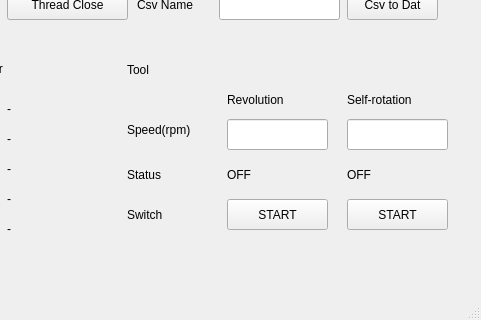
First picture: the form in qt_code/mainwindow.ui, repository dinoness/parallel_control_code, before the edit; both pictures show x 673 to 1154 and y 391 to 711 of the 1154 by 711 pixel window.
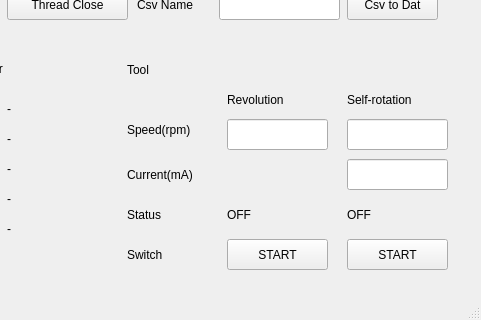
Second picture: the form after the edit.

What changed in the file:
```diff
--- a/qt_code/mainwindow.ui
+++ b/qt_code/mainwindow.ui
@@ -1416,7 +1416,7 @@
     <property name="geometry">
      <rect>
       <x>900</x>
-      <y>590</y>
+      <y>630</y>
       <width>101</width>
       <height>31</height>
      </rect>
@@ -1429,7 +1429,7 @@
     <property name="geometry">
      <rect>
       <x>1020</x>
-      <y>590</y>
+      <y>630</y>
       <width>101</width>
       <height>31</height>
      </rect>
@@ -1481,7 +1481,7 @@
     <property name="geometry">
      <rect>
       <x>800</x>
-      <y>550</y>
+      <y>590</y>
       <width>101</width>
       <height>31</height>
      </rect>
@@ -1514,7 +1514,7 @@
     <property name="geometry">
      <rect>
       <x>800</x>
-      <y>590</y>
+      <y>630</y>
       <width>101</width>
       <height>31</height>
      </rect>
@@ -1527,7 +1527,7 @@
     <property name="geometry">
      <rect>
       <x>900</x>
-      <y>550</y>
+      <y>590</y>
       <width>101</width>
       <height>31</height>
      </rect>
@@ -1540,7 +1540,7 @@
     <property name="geometry">
      <rect>
       <x>1020</x>
-      <y>550</y>
+      <y>590</y>
       <width>101</width>
       <height>31</height>
      </rect>
@@ -1549,6 +1549,29 @@
      <string>OFF</string>
     </property>
    </widget>
+   <widget class="QLabel" name="label_52">
+    <property name="geometry">
+     <rect>
+      <x>800</x>
+      <y>550</y>
+      <width>101</width>
+      <height>31</height>
+     </rect>
+    </property>
+    <property name="text">
+     <string>Current(mA)</string>
+    </property>
+   </widget>
+   <widget class="QLineEdit" name="ledit_rotation_current">
+    <property name="geometry">
+     <rect>
+      <x>1020</x>
+      <y>550</y>
+      <width>101</width>
+      <height>31</height>
+     </rect>
+    </property>
+   </widget>
   </widget>
   <widget class="QMenuBar" name="menubar">
    <property name="geometry">
```
